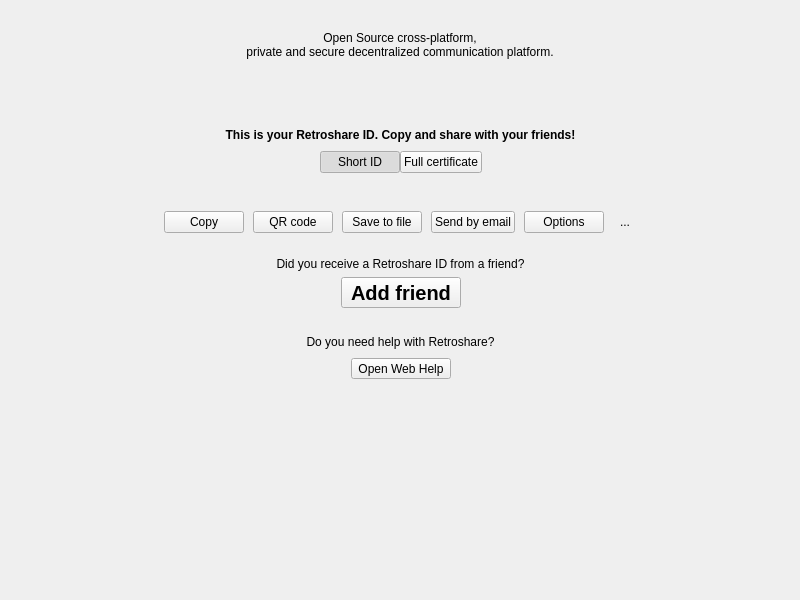
Before: the Qt Designer form retroshare-gui/src/gui/HomePage.ui in jolavillette/RetroShare, drawn with Qt 5.
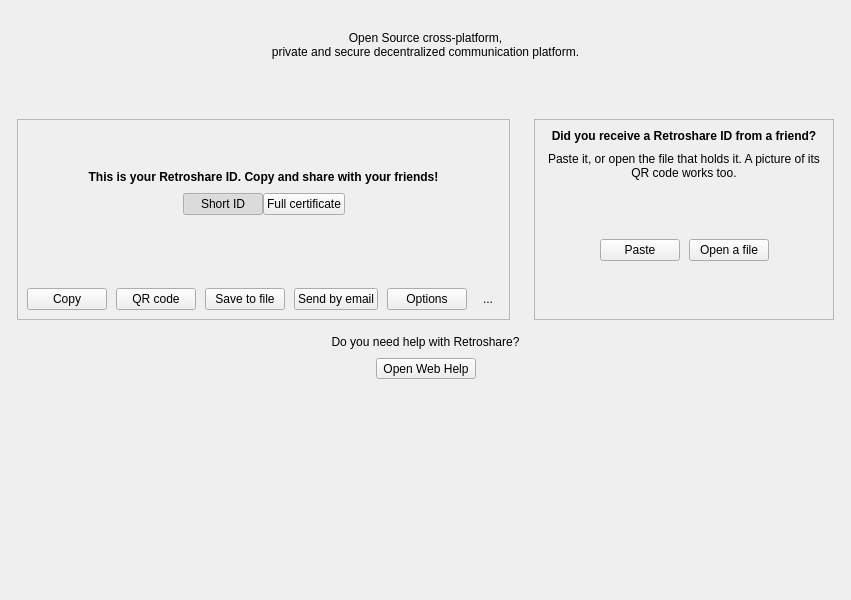
After: the same form once the commit is applied. Icons and pictures are not drawn.

Commit message: Home page: own ID and friend adding side by side, a friend's ID from the clipboard or a file

```diff
--- a/retroshare-gui/src/gui/HomePage.ui
+++ b/retroshare-gui/src/gui/HomePage.ui
@@ -15,7 +15,31 @@
   </property>
   <layout class="QGridLayout" name="gridLayout">
    <item row="3" column="1" colspan="3">
+    <layout class="QHBoxLayout" name="cardsLayout">
+     <property name="spacing">
+      <number>24</number>
+     </property>
+      <item>
+       <spacer name="cardsSpacerLeft">
+        <property name="orientation">
+         <enum>Qt::Horizontal</enum>
+        </property>
+        <property name="sizeHint" stdset="0">
+         <size>
+          <width>40</width>
+          <height>20</height>
+         </size>
+        </property>
+       </spacer>
+      </item>
+      <item>
     <widget class="QFrame" name="retroshareIDframe">
+        <property name="frameShape">
+         <enum>QFrame::StyledPanel</enum>
+        </property>
+        <property name="frameShadow">
+         <enum>QFrame::Raised</enum>
+        </property>
      <layout class="QVBoxLayout" name="retroshareIDLayout">
       <property name="spacing">
        <number>9</number>
@@ -274,6 +298,150 @@
      </layout>
     </widget>
    </item>
+      <item>
+       <widget class="QFrame" name="addframe">
+        <property name="minimumSize">
+         <size>
+          <width>300</width>
+          <height>0</height>
+         </size>
+        </property>
+        <property name="frameShape">
+         <enum>QFrame::StyledPanel</enum>
+        </property>
+        <property name="frameShadow">
+         <enum>QFrame::Raised</enum>
+        </property>
+        <layout class="QVBoxLayout" name="addFriendLayout">
+         <property name="spacing">
+          <number>9</number>
+         </property>
+         <item>
+          <widget class="QLabel" name="addFriendLabel">
+           <property name="font">
+            <font>
+             <weight>75</weight>
+             <bold>true</bold>
+            </font>
+           </property>
+           <property name="text">
+            <string>Did you receive a Retroshare ID from a friend?</string>
+           </property>
+           <property name="alignment">
+            <set>Qt::AlignBottom|Qt::AlignHCenter</set>
+           </property>
+           <property name="wordWrap">
+            <bool>true</bool>
+           </property>
+          </widget>
+         </item>
+         <item>
+          <widget class="QLabel" name="addFriendHint">
+           <property name="text">
+            <string>Paste it, or open the file that holds it. A picture of its QR code works too.</string>
+           </property>
+           <property name="alignment">
+            <set>Qt::AlignCenter</set>
+           </property>
+           <property name="wordWrap">
+            <bool>true</bool>
+           </property>
+          </widget>
+         </item>
+         <item>
+          <spacer name="addFriendSpacerTop">
+           <property name="orientation">
+            <enum>Qt::Vertical</enum>
+           </property>
+           <property name="sizeHint" stdset="0">
+            <size>
+             <width>20</width>
+             <height>10</height>
+            </size>
+           </property>
+          </spacer>
+         </item>
+         <item>
+          <layout class="QHBoxLayout" name="addFriendButtonsLayout">
+           <item>
+            <spacer name="addFriendSpacerLeft">
+             <property name="orientation">
+              <enum>Qt::Horizontal</enum>
+             </property>
+             <property name="sizeHint" stdset="0">
+              <size>
+               <width>20</width>
+               <height>20</height>
+              </size>
+             </property>
+            </spacer>
+           </item>
+           <item>
+            <widget class="QPushButton" name="pasteButton">
+             <property name="toolTip">
+              <string>Add the friend whose Retroshare ID, certificate or QR code picture is in the clipboard</string>
+             </property>
+             <property name="text">
+              <string>Paste</string>
+             </property>
+            </widget>
+           </item>
+           <item>
+            <widget class="QPushButton" name="openFileButton">
+             <property name="toolTip">
+              <string>Add the friend whose Retroshare ID, certificate or QR code picture is in a file</string>
+             </property>
+             <property name="text">
+              <string>Open a file</string>
+             </property>
+            </widget>
+           </item>
+           <item>
+            <spacer name="addFriendSpacerRight">
+             <property name="orientation">
+              <enum>Qt::Horizontal</enum>
+             </property>
+             <property name="sizeHint" stdset="0">
+              <size>
+               <width>20</width>
+               <height>20</height>
+              </size>
+             </property>
+            </spacer>
+           </item>
+          </layout>
+         </item>
+         <item>
+          <spacer name="addFriendSpacerBottom">
+           <property name="orientation">
+            <enum>Qt::Vertical</enum>
+           </property>
+           <property name="sizeHint" stdset="0">
+            <size>
+             <width>20</width>
+             <height>10</height>
+            </size>
+           </property>
+          </spacer>
+         </item>
+        </layout>
+       </widget>
+      </item>
+      <item>
+       <spacer name="cardsSpacerRight">
+        <property name="orientation">
+         <enum>Qt::Horizontal</enum>
+        </property>
+        <property name="sizeHint" stdset="0">
+         <size>
+          <width>40</width>
+          <height>20</height>
+         </size>
+        </property>
+       </spacer>
+      </item>
+    </layout>
+   </item>
    <item row="0" column="0" colspan="5">
     <widget class="QLabel" name="label">
      <property name="sizePolicy">
@@ -337,89 +505,6 @@
      </property>
     </widget>
    </item>
-   <item row="4" column="1" colspan="3">
-    <widget class="QFrame" name="addframe">
-     <property name="sizePolicy">
-      <sizepolicy hsizetype="Expanding" vsizetype="Preferred">
-       <horstretch>0</horstretch>
-       <verstretch>0</verstretch>
-      </sizepolicy>
-     </property>
-     <property name="styleSheet">
-      <string notr="true"/>
-     </property>
-     <layout class="QGridLayout" name="gridLayout_4">
-      <property name="bottomMargin">
-       <number>12</number>
-      </property>
-      <item row="1" column="2">
-       <spacer name="horizontalSpacer_4">
-        <property name="orientation">
-         <enum>Qt::Horizontal</enum>
-        </property>
-        <property name="sizeHint" stdset="0">
-         <size>
-          <width>40</width>
-          <height>20</height>
-         </size>
-        </property>
-       </spacer>
-      </item>
-      <item row="1" column="0">
-       <spacer name="horizontalSpacer">
-        <property name="orientation">
-         <enum>Qt::Horizontal</enum>
-        </property>
-        <property name="sizeHint" stdset="0">
-         <size>
-          <width>40</width>
-          <height>20</height>
-         </size>
-        </property>
-       </spacer>
-      </item>
-      <item row="1" column="1">
-       <widget class="QToolButton" name="addButton">
-        <property name="font">
-         <font>
-          <pointsize>15</pointsize>
-          <weight>75</weight>
-          <bold>true</bold>
-         </font>
-        </property>
-        <property name="text">
-         <string>Add friend</string>
-        </property>
-        <property name="iconSize">
-         <size>
-          <width>24</width>
-          <height>24</height>
-         </size>
-        </property>
-        <property name="toolButtonStyle">
-         <enum>Qt::ToolButtonTextBesideIcon</enum>
-        </property>
-        <property name="autoRaise">
-         <bool>false</bool>
-        </property>
-       </widget>
-      </item>
-      <item row="0" column="0" colspan="3">
-       <widget class="QLabel" name="label_3">
-        <property name="styleSheet">
-         <string notr="true"/>
-        </property>
-        <property name="text">
-         <string>Did you receive a Retroshare ID from a friend?</string>
-        </property>
-        <property name="alignment">
-         <set>Qt::AlignCenter</set>
-        </property>
-       </widget>
-      </item>
-     </layout>
-    </widget>
-   </item>
    <item row="5" column="1" colspan="3">
     <widget class="QFrame" name="helpframe">
      <property name="sizePolicy">
```
Left out of the diff: 2 changed lines with no effect on the pictures. Lines whose indentation alone changed are shown as unchanged. The commit also changes 13 other files.
